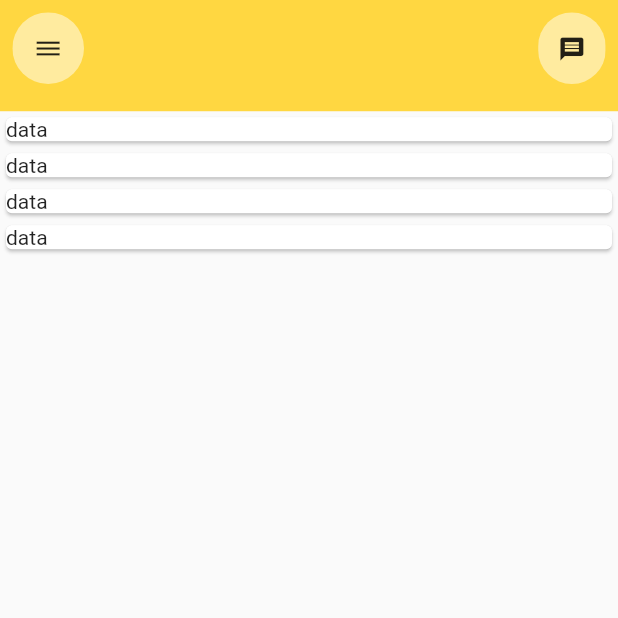
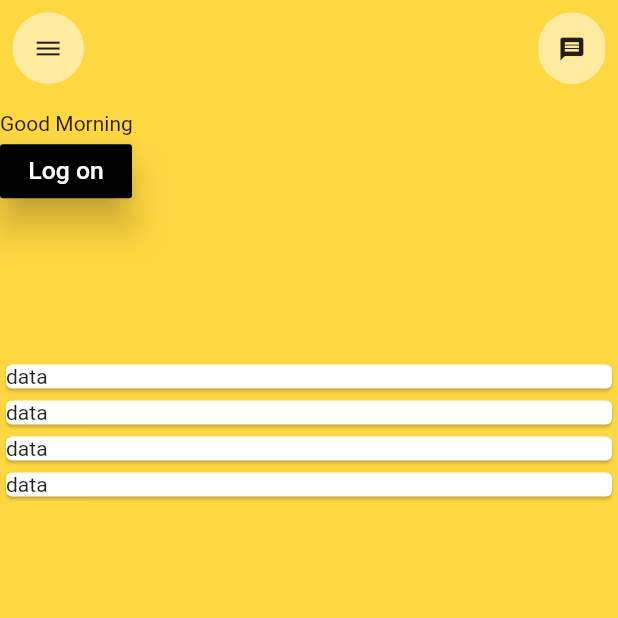
Before and after one commit to NaagAlgates/combank_ui_challenge, a Flutter app: the screen it shows after launch, on a phone screen of 412 x 824 dp, the top half of it. Run offline on Flutter 3.47's test engine with Material 2 defaults, Android fonts, the phone set to English and light mode, and no system bars.

Commit message:
created a skeleton for greetings section

```diff
--- a/lib/main.dart
+++ b/lib/main.dart
@@ -1,5 +1,6 @@
 
 import 'package:combank_ui_challenge/ui/custom_drawer_menu.dart';
+import 'package:combank_ui_challenge/view/greetings_view.dart';
 import 'package:flutter/material.dart';
 
 import 'helpers/themes.dart';
@@ -52,7 +53,11 @@ class _HomePageState extends State<HomePage> with TickerProviderStateMixin {
       child: Scaffold(
         key: _scaffoldKey,
         drawer: CustomDrawer(),
-        body: CustomScrollView(
+        body: Container(
+          height: _height,
+          width: _width,
+          color: comBankThemeData.primaryColor,
+          child: CustomScrollView(
             slivers: <Widget>[
               SliverAppBar(
                 leading: InkWell(
@@ -81,6 +86,7 @@ class _HomePageState extends State<HomePage> with TickerProviderStateMixin {
               SliverList(
                 delegate: SliverChildListDelegate(
                   [
+                    GreetingsSection(),
                     Card(child: Text('data'),),
                     Card(child: Text('data'),),
                     Card(child: Text('data'),),
@@ -91,6 +97,7 @@ class _HomePageState extends State<HomePage> with TickerProviderStateMixin {
                 ),
               ),
             ],
+          ),
         ),
         /*body: SingleChildScrollView(
           child: Container(
--- /dev/null
+++ b/lib/model/DisplayGreetings.dart
@@ -0,0 +1,15 @@
+class DisplayGreetings {
+
+  var message = getGreetings();
+
+  static String getGreetings() {
+    DateTime timeOfDay = DateTime.now();
+    var currentHour = timeOfDay.hour;
+    if (currentHour >= 0 && currentHour < 12) {
+      return "Good Morning";
+    }else if(currentHour >= 12 && currentHour < 16){
+      return "Good Afternoon";
+    }else
+      return "Good Evening";
+    }
+  }
--- /dev/null
+++ b/lib/view/custom_button.dart
@@ -0,0 +1,22 @@
+
+import 'package:flutter/material.dart';
+
+class CustomButtonWidget extends StatelessWidget {
+  final label;
+  CustomButtonWidget(
+      {Key key,
+        @required this.label})
+      : assert(label != null);
+  @override
+  Widget build(BuildContext context) {
+    var _height = MediaQuery.of(context).size.height;
+    var _width= MediaQuery.of(context).size.width;
+    return RaisedButton(elevation: 10.0,
+      child: Text(label,style: TextStyle(color: Colors.white,fontSize: _height*0.02),),
+      color: Colors.black,
+      onPressed: (){
+        print("Button pressed");
+      },
+    );
+  }
+}
--- /dev/null
+++ b/lib/view/greetings_view.dart
@@ -0,0 +1,26 @@
+import 'package:combank_ui_challenge/model/DisplayGreetings.dart';
+import 'package:flutter/material.dart';
+
+import 'custom_button.dart';
+
+class GreetingsSection extends StatelessWidget {
+  @override
+  Widget build(BuildContext context) {
+    var _height = MediaQuery.of(context).size.height;
+    var _width = MediaQuery.of(context).size.width;
+    return Container(
+      width: _width,
+      height: _height*0.2,
+      color: Colors.transparent,
+      child: Column(
+        mainAxisSize: MainAxisSize.min,
+        mainAxisAlignment: MainAxisAlignment.start,
+        crossAxisAlignment: CrossAxisAlignment.start,
+        children: <Widget>[
+          Text(DisplayGreetings.getGreetings()),
+          CustomButtonWidget(label:"Log on")
+        ],
+      ),
+    );
+  }
+}
```
Lines whose indentation alone changed are shown as unchanged.
